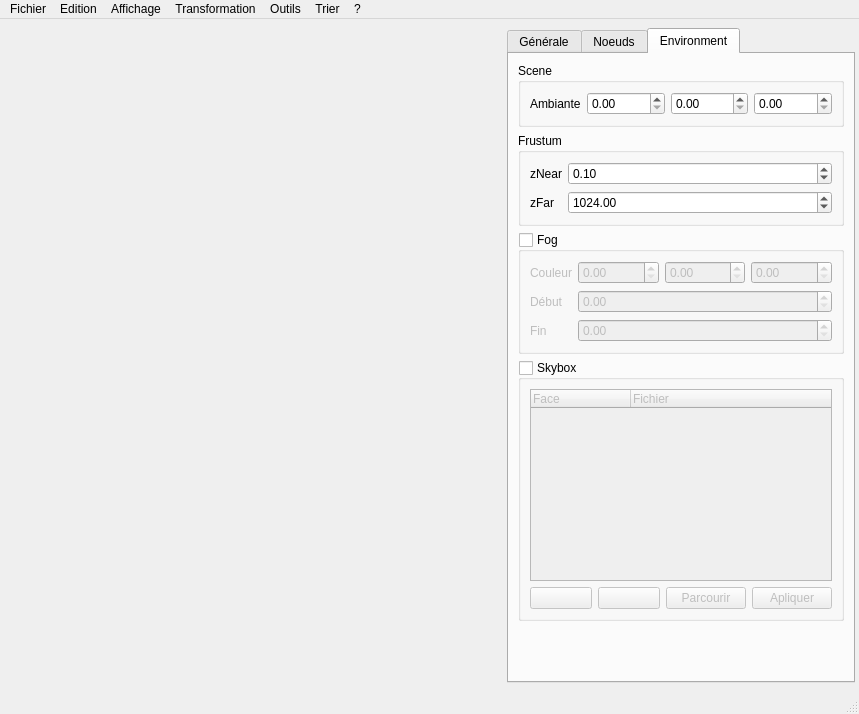
Before: the Qt Designer form sources/interface.ui in b4n92uid/theball-editor, drawn with Qt 5.
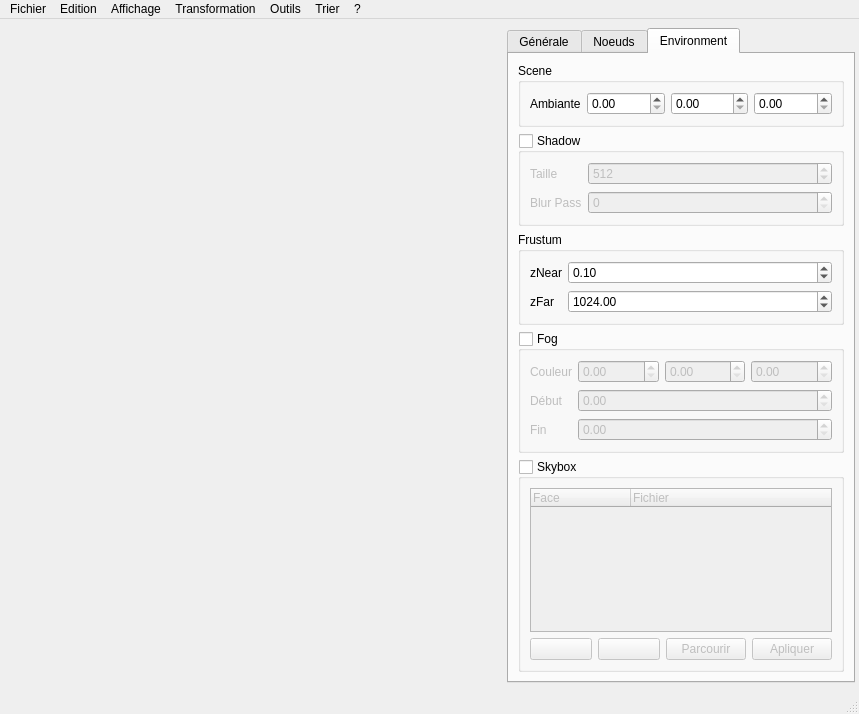
After: the same form once the commit is applied. The open tabs and pages were chosen to show the change. Icons and pictures are not drawn. Custom widgets are drawn as their Qt base class.

Commit message: Shadow mapping suport, work in progress...

Patch:
```diff
--- a/sources/interface.ui
+++ b/sources/interface.ui
@@ -1077,6 +1077,54 @@
           </layout>
          </widget>
         </item>
+        <item>
+         <widget class="QGroupBox" name="env_shadow_enable">
+          <property name="title">
+           <string>Shadow</string>
+          </property>
+          <property name="flat">
+           <bool>false</bool>
+          </property>
+          <property name="checkable">
+           <bool>true</bool>
+          </property>
+          <property name="checked">
+           <bool>false</bool>
+          </property>
+          <layout class="QFormLayout" name="formLayout_4">
+           <item row="0" column="0">
+            <widget class="QLabel" name="label_40">
+             <property name="text">
+              <string>Taille</string>
+             </property>
+            </widget>
+           </item>
+           <item row="1" column="0">
+            <widget class="QLabel" name="label_41">
+             <property name="text">
+              <string>Blur Pass</string>
+             </property>
+            </widget>
+           </item>
+           <item row="0" column="1">
+            <widget class="QSpinBox" name="env_shadow_size">
+             <property name="maximum">
+              <number>999999</number>
+             </property>
+             <property name="singleStep">
+              <number>8</number>
+             </property>
+             <property name="value">
+              <number>512</number>
+             </property>
+            </widget>
+           </item>
+           <item row="1" column="1">
+            <widget class="QSpinBox" name="env_shadow_blur"/>
+           </item>
+          </layout>
+         </widget>
+        </item>
         <item>
          <widget class="QGroupBox" name="groupBox_7">
           <property name="title">
```
Left out of the diff: 21 changed lines with no effect on the pictures. The commit also changes 4 other files.
